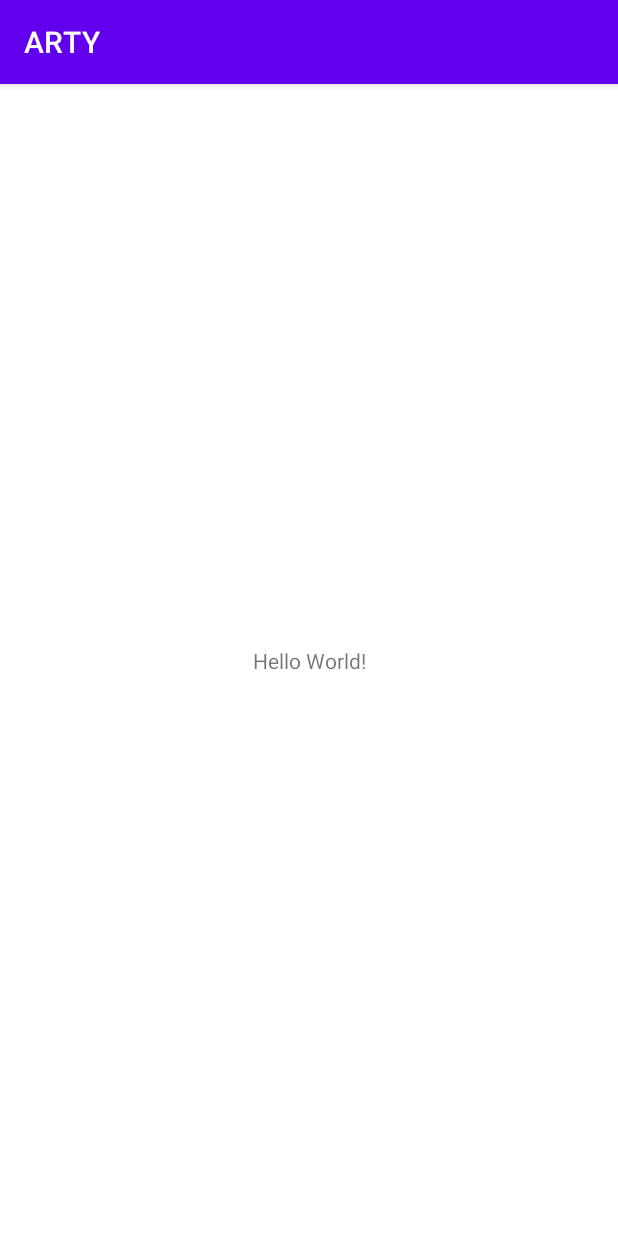
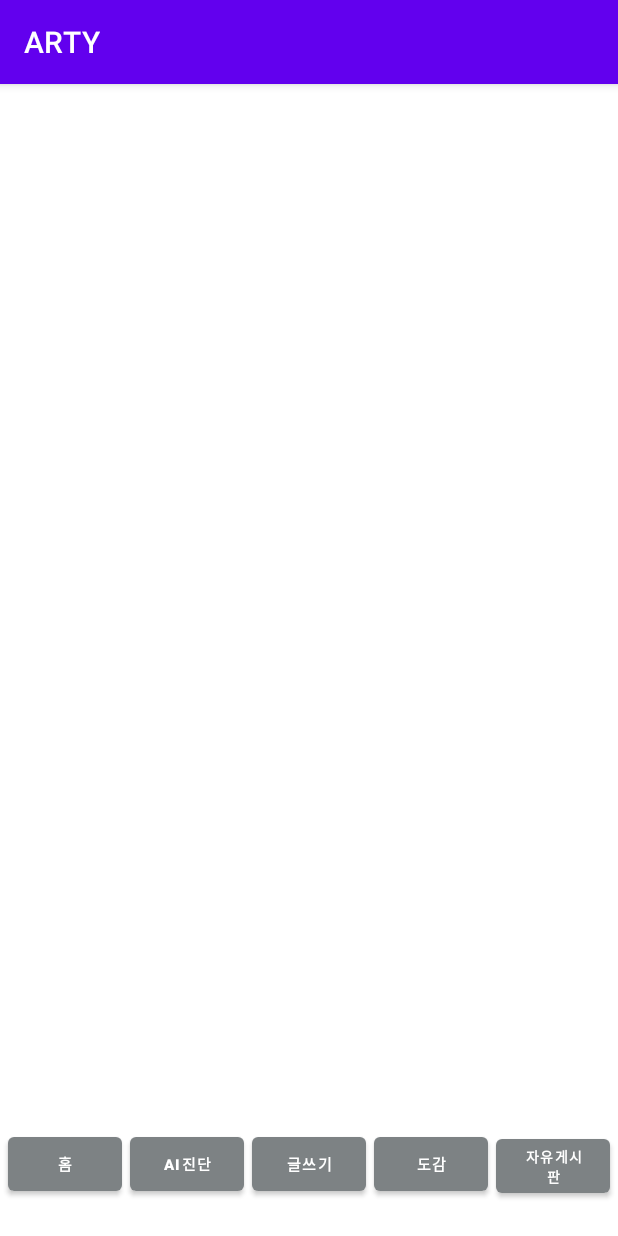
Before and after one commit to kimchangbae/ARTY, an Android app: the screen it shows after launch (MainActivity before the commit, QnaActivity after it), on a phone screen of 412 x 824 dp. Run offline under Robolectric (Android 15) with nearby library versions, the phone set to English and light mode, and no system bars.

Commit message:
1. QnA 게시판 , QnA팝업 게시판, QnA글쓰기 게시판 추가

```diff
--- a/app/src/main/java/com/arty/MainActivity.java
+++ b/app/src/main/java/com/arty/MainActivity.java
@@ -2,6 +2,8 @@ package com.arty;
 
 import androidx.appcompat.app.AppCompatActivity;
 
+import android.app.Activity;
+import android.content.Intent;
 import android.os.Bundle;
 
 public class MainActivity extends AppCompatActivity {
@@ -10,6 +12,8 @@ public class MainActivity extends AppCompatActivity {
     protected void onCreate(Bundle savedInstanceState) {
         super.onCreate(savedInstanceState);
         setContentView(R.layout.activity_main);
-        //수정했다
+
+        Intent intent = new Intent(getBaseContext(), QnaActivity.class);
+        startActivityForResult(intent,1);
     }
 }
--- /dev/null
+++ b/app/src/main/java/com/arty/QnaActivity.java
@@ -0,0 +1,32 @@
+package com.arty;
+
+import androidx.appcompat.app.AppCompatActivity;
+
+import android.content.Intent;
+import android.os.Bundle;
+import android.util.Log;
+import android.view.View;
+import android.widget.Button;
+import android.widget.Toast;
+
+public class QnaActivity extends AppCompatActivity {
+
+    @Override
+    protected void onCreate(Bundle savedInstanceState) {
+        super.onCreate(savedInstanceState);
+        setContentView(R.layout.activity_qna);
+
+        Button button_write = findViewById(R.id.button_write);
+        button_write.setOnClickListener(new View.OnClickListener() {
+            @Override
+            public void onClick(View v) {
+                //Toast.makeText(getApplicationContext(),"1",Toast.LENGTH_SHORT).show();
+
+                Intent intent = new Intent(getApplicationContext(), QnaPopupActivity.class);
+                startActivityForResult(intent, 1);
+            }
+        });
+    }
+
+
+}
--- a/app/src/main/res/layout/activity_main.xml
+++ b/app/src/main/res/layout/activity_main.xml
@@ -4,15 +4,4 @@
     xmlns:tools="http://schemas.android.com/tools"
     android:layout_width="match_parent"
     android:layout_height="match_parent"
-    tools:context=".MainActivity">
-
-    <TextView
-        android:layout_width="wrap_content"
-        android:layout_height="wrap_content"
-        android:text="Hello World!"
-        app:layout_constraintBottom_toBottomOf="parent"
-        app:layout_constraintLeft_toLeftOf="parent"
-        app:layout_constraintRight_toRightOf="parent"
-        app:layout_constraintTop_toTopOf="parent" />
-
-</androidx.constraintlayout.widget.ConstraintLayout>
+    tools:context=".MainActivity"/>
--- /dev/null
+++ b/app/src/main/res/layout/activity_qna.xml
@@ -0,0 +1,87 @@
+<?xml version="1.0" encoding="utf-8"?>
+<LinearLayout xmlns:android="http://schemas.android.com/apk/res/android"
+    xmlns:app="http://schemas.android.com/apk/res-auto"
+    xmlns:tools="http://schemas.android.com/tools"
+    android:layout_width="match_parent"
+    android:layout_height="match_parent"
+    android:orientation="vertical"
+    tools:context=".QnaActivity" >
+
+    <ScrollView
+        android:layout_width="match_parent"
+        android:layout_height="0dp"
+        android:layout_weight="9"/>
+
+    <LinearLayout
+        android:layout_width="match_parent"
+        android:layout_height="0dp"
+        android:layout_weight="1"
+        android:orientation="horizontal">
+
+        <Button
+            android:id="@+id/btn_home"
+            android:layout_width="wrap_content"
+            android:layout_height="wrap_content"
+            android:layout_marginStart="5dp"
+            android:layout_marginLeft="5dp"
+            android:layout_marginTop="5dp"
+            android:layout_weight="1"
+            android:text="홈"
+            android:textSize="10sp"
+            android:textStyle="bold"
+            app:backgroundTint="#7D8284" />
+
+        <Button
+            android:id="@+id/btn_AI"
+            android:layout_width="wrap_content"
+            android:layout_height="wrap_content"
+            android:layout_marginStart="5dp"
+            android:layout_marginLeft="5dp"
+            android:layout_marginTop="5dp"
+            android:layout_weight="1"
+            android:text="AI진단"
+            android:textSize="10sp"
+            android:textStyle="bold"
+            app:backgroundTint="#7D8284" />
+
+        <Button
+            android:id="@+id/button_write"
+            android:layout_width="wrap_content"
+            android:layout_height="wrap_content"
+            android:layout_marginStart="5dp"
+            android:layout_marginLeft="5dp"
+            android:layout_marginTop="5dp"
+            android:layout_weight="1"
+            android:text="글쓰기"
+            android:textSize="10sp"
+            android:textStyle="bold"
+            app:backgroundTint="#7D8284" />
+
+        <Button
+            android:id="@+id/btn_book"
+            android:layout_width="wrap_content"
+            android:layout_height="wrap_content"
+            android:layout_marginStart="5dp"
+            android:layout_marginLeft="5dp"
+            android:layout_marginTop="5dp"
+            android:layout_weight="1"
+            android:text="도감"
+            android:textSize="10sp"
+            android:textStyle="bold"
+            app:backgroundTint="#7D8284" />
+
+        <Button
+            android:id="@+id/btn_free"
+            android:layout_width="wrap_content"
+            android:layout_height="wrap_content"
+            android:layout_marginStart="5dp"
+            android:layout_marginLeft="5dp"
+            android:layout_marginEnd="5dp"
+            android:layout_marginRight="5dp"
+            android:layout_weight="1"
+            android:text="자유게시판"
+            android:textSize="9sp"
+            android:textStyle="bold"
+            app:backgroundTint="#7D8284" />
+    </LinearLayout>
+</LinearLayout>
```
Also changed, not shown: app/src/main/AndroidManifest.xml (+7 -1 lines), app/src/main/java/com/arty/QnaPopupActivity.java (added, +68 -0 lines), app/src/main/java/com/arty/QnaWriteActivity.java (added, +30 -0 lines), app/src/main/res/layout/activity_qna_popup.xml (added, +24 -0 lines), app/src/main/res/layout/activity_qna_write.xml (added, +21 -0 lines).
